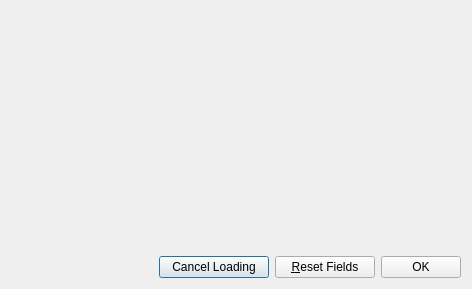
Before: the Qt Designer form src/qt-widgets/ShapefileAttributeMapperDialogUi.ui in GPlates/GPlates, drawn with Qt 5.
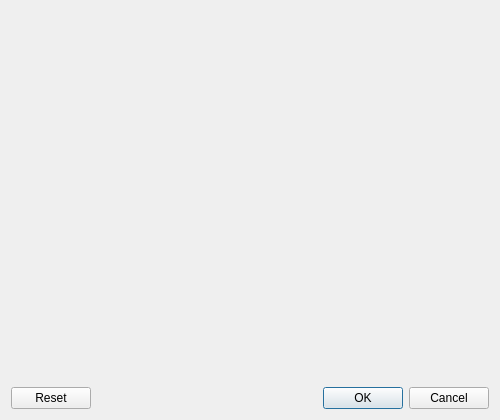
After: the same form once the commit is applied. Icons and pictures are not drawn.

The edit to the form file:
```diff
--- a/src/qt-widgets/ShapefileAttributeMapperDialogUi.ui
+++ b/src/qt-widgets/ShapefileAttributeMapperDialogUi.ui
@@ -8,8 +8,8 @@
    <rect>
     <x>0</x>
     <y>0</y>
-    <width>468</width>
-    <height>289</height>
+    <width>500</width>
+    <height>420</height>
    </rect>
   </property>
   <property name="windowTitle" >
@@ -20,71 +20,28 @@
   </property>
   <layout class="QGridLayout" >
    <item row="0" column="0" >
-    <widget class="QWidget" native="1" name="widget_shapefile_attribute" >
-     <property name="sizePolicy" >
-      <sizepolicy vsizetype="Expanding" hsizetype="Expanding" >
-       <horstretch>0</horstretch>
-       <verstretch>0</verstretch>
-      </sizepolicy>
+    <widget class="QWidget" native="1" name="widget_shapefile_attribute" />
+   </item>
+   <item row="1" column="0" >
+    <spacer name="verticalSpacer" >
+     <property name="orientation" >
+      <enum>Qt::Vertical</enum>
      </property>
-     <property name="minimumSize" >
+     <property name="sizeHint" stdset="0" >
       <size>
-       <width>450</width>
-       <height>236</height>
+       <width>20</width>
+       <height>40</height>
       </size>
      </property>
+    </spacer>
+   </item>
+   <item row="2" column="0" >
+    <widget class="QDialogButtonBox" name="main_buttonbox" >
+     <property name="standardButtons" >
+      <set>QDialogButtonBox::Cancel|QDialogButtonBox::Ok|QDialogButtonBox::Reset</set>
+     </property>
     </widget>
    </item>
-   <item row="1" column="0" >
-    <layout class="QHBoxLayout" >
-     <item>
-      <spacer>
-       <property name="orientation" >
-        <enum>Qt::Horizontal</enum>
-       </property>
-       <property name="sizeHint" >
-        <size>
-         <width>40</width>
-         <height>20</height>
-        </size>
-       </property>
-      </spacer>
-     </item>
-     <item>
-      <widget class="QPushButton" name="button_cancel" >
-       <property name="minimumSize" >
-        <size>
-         <width>110</width>
-         <height>0</height>
-        </size>
-       </property>
-       <property name="text" >
-        <string>Cancel Loading</string>
-       </property>
-      </widget>
-     </item>
-     <item>
-      <widget class="QPushButton" name="button_reset" >
-       <property name="minimumSize" >
-        <size>
-         <width>100</width>
-         <height>0</height>
-        </size>
-       </property>
-       <property name="text" >
-        <string>&amp;Reset Fields</string>
-       </property>
-      </widget>
-     </item>
-     <item>
-      <widget class="QPushButton" name="button_ok" >
-       <property name="text" >
-        <string>OK</string>
-       </property>
-      </widget>
-     </item>
-    </layout>
-   </item>
   </layout>
  </widget>
  <resources>
```
Left out of the diff: 39 changed lines with no effect on the pictures.
